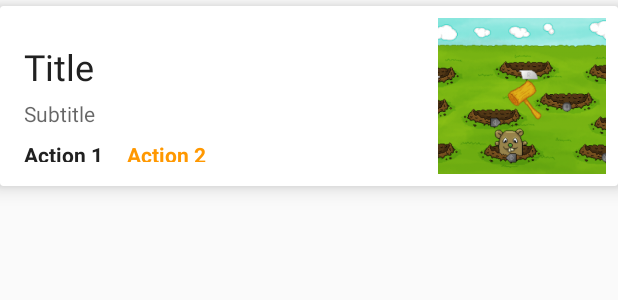
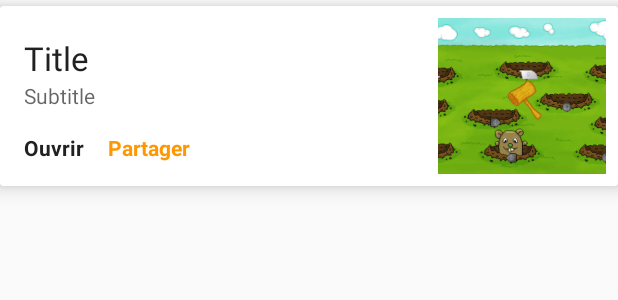
Before and after one commit to wallforfry/BDE-S-App, an Android app: the layout cell_cards_medium_right.xml on its own in the app's theme, with its tools: preview values and no code run, on a phone screen of 412 x 824 dp. Shown: the top 300 px of the screen. Run offline under Robolectric (Android 15) with nearby library versions, the phone set to English and light mode, and no system bars.

Commit message:
Tablet Mode + correction PictureOnly

```diff
--- a/app/src/main/java/fr/wallforfry/bdesapp/MainActivity.java
+++ b/app/src/main/java/fr/wallforfry/bdesapp/MainActivity.java
@@ -58,7 +58,7 @@ public class MainActivity extends AppCompatActivity
 
         DrawerLayout drawer = (DrawerLayout) findViewById(R.id.drawer_layout);
 
-        if(screenType() == false) {
+        if(!screenType()) {
             ActionBarDrawerToggle toggle = new ActionBarDrawerToggle(
                     this, drawer, toolbar, R.string.navigation_drawer_open, R.string.navigation_drawer_close);
             drawer.setDrawerListener(toggle);
@@ -157,7 +157,7 @@ public class MainActivity extends AppCompatActivity
     @Override
     public void onBackPressed() {
         DrawerLayout drawer = (DrawerLayout) findViewById(R.id.drawer_layout);
-        if (drawer.isDrawerOpen(GravityCompat.START) && screenType() == false) {
+        if (drawer.isDrawerOpen(GravityCompat.START) && !screenType()) {
             drawer.closeDrawer(GravityCompat.START);
         } else {
             super.onBackPressed();
--- a/app/src/main/res/layout/activity_main.xml
+++ b/app/src/main/res/layout/activity_main.xml
@@ -38,6 +38,7 @@
     <android.support.design.widget.NavigationView android:id="@+id/nav_view"
         android:layout_width="wrap_content" android:layout_height="match_parent"
         android:layout_gravity="start" android:fitsSystemWindows="true"
-        app:menu="@menu/activity_main_drawer" />
+        app:menu="@menu/activity_main_drawer"
+        android:elevation="5dp"/>
 
 </android.support.v4.widget.DrawerLayout>
--- a/app/src/main/res/layout/cell_cards_medium_right.xml
+++ b/app/src/main/res/layout/cell_cards_medium_right.xml
@@ -56,38 +56,38 @@
 
                 <TextView
                     android:id="@+id/title"
-                    android:layout_width="wrap_content"
-                    android:layout_height="wrap_content"
+                    android:layout_width="250dp"
+                    android:layout_height="50dp"
                     android:background="?android:selectableItemBackground"
                     tools:text="Title"
                     android:fontFamily="sans-serif"
                     android:textColor="@color/colorPrimaryText"
-                    android:textSize="24sp"
-                    android:paddingTop="24dp"
+                    android:textSize="22sp"
+                    android:paddingTop="20dp"
                     android:paddingLeft="16dp" />
 
                 <TextView
-                    android:layout_width="wrap_content"
-                    android:layout_height="wrap_content"
+                    android:layout_width="250dp"
+                    android:layout_height="20dp"
                     android:textAppearance="?android:attr/textAppearanceMedium"
                     tools:text="Subtitle"
                     android:id="@+id/subtitle"
                     android:layout_below="@+id/title"
                     android:paddingLeft="16dp"
-                    android:textSize="14sp"
-                    android:paddingTop="5dp" />
+                    android:textSize="14sp" />
 
                 <RelativeLayout
                     android:layout_width="wrap_content"
                     android:layout_height="wrap_content"
-                    android:layout_below="@+id/subtitle"
                     android:layout_alignParentRight="false"
-                    android:paddingLeft="8dp">
+                    android:paddingLeft="8dp"
+                    android:layout_alignParentBottom="true"
+                    android:layout_below="@+id/subtitle">
 
                     <TextView
                         android:layout_width="wrap_content"
                         android:layout_height="wrap_content"
-                        android:text="Action 1"
+                        android:text="Ouvrir"
                         android:id="@+id/textView2"
                         android:textColor="@color/colorPrimaryText"
                         android:textStyle="bold"
@@ -97,7 +97,7 @@
                     <TextView
                         android:layout_width="wrap_content"
                         android:layout_height="wrap_content"
-                        android:text="Action 2"
+                        android:text="Partager"
                         android:id="@+id/textView3"
                         android:textColor="@color/colorAccent"
                         android:layout_toRightOf="@+id/textView2"
```
Also changed, not shown: app/src/main/res/layout/cell_picture_only.xml (+1 -15 lines), app/src/main/res/layout/nav_header_main.xml (+8 -4 lines), 1 other file.
